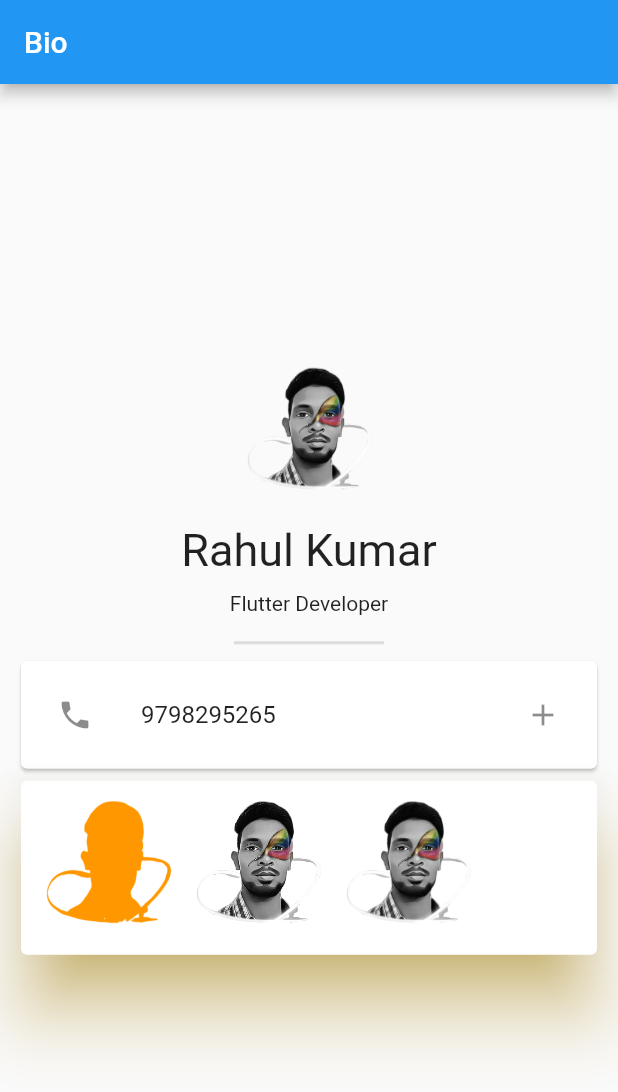
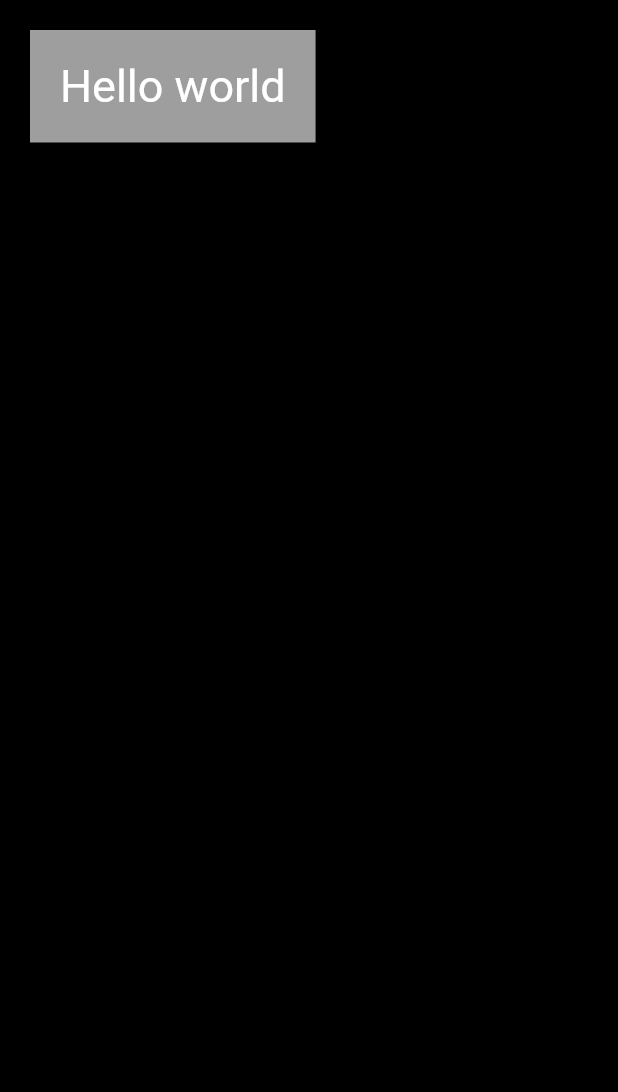
Before and after one commit to Rahullkumr/Flutter-Prac, a Flutter app: the screen it shows after launch, on a phone screen of 412 x 824 dp. Shown: the top 1092 px of the screen. Run offline on Flutter 3.47's test engine with Material 2 defaults, Android fonts, the phone set to English and light mode, and no system bars.

Commit message:
exploring Container widget

```diff
--- a/lib/main.dart
+++ b/lib/main.dart
@@ -1,93 +1,23 @@
 import 'package:flutter/material.dart';
 
-void main() {
-  runApp(
-    const MyApp(),
-  );
-}
+void main() => runApp(const MyApp());
 
 class MyApp extends StatelessWidget {
   const MyApp({super.key});
 
   @override
   Widget build(BuildContext context) {
-    return SafeArea(
-      child: MaterialApp(
-        home: Scaffold(
-          appBar: AppBar(
-            title: const Text('Bio'),
-          ),
-          body: const Padding(
-            padding: EdgeInsets.all(10.0),
-            child: Column(
-              mainAxisAlignment: MainAxisAlignment.center,
-              children: [
-                CircleAvatar(
-                  backgroundColor: Colors.transparent,
-                  radius: 50,
-                  backgroundImage: AssetImage('images/me.png'),
-                ),
-                SizedBox(
-                  height: 10,
-                ),
-                Text(
-                  "Rahul Kumar",
-                  style: TextStyle(
-                    fontSize: 30,
-                  ),
-                ),
-                SizedBox(
-                  height: 10,
-                ),
-                Text("Flutter Developer"),
-                SizedBox(
-                  height: 10,
-                ),
-                SizedBox(
-                  width: 100,
-                  child: Divider(
-                    thickness: 2,
-                  ),
-                ),
-                Card(
-                  child: Padding(
-                    padding: EdgeInsets.all(8.0),
-                    child: ListTile(
-                      leading: Icon(Icons.phone),
-                      title: Text('9798295265'),
-                      trailing: Icon(Icons.add),
-                    ),
-                  ),
-                ),
-                Card(
-                  elevation: 20,
-                  shadowColor: Colors.amber,
-                  child: Padding(
-                    padding: EdgeInsets.all(8.0),
-                    child: Row(
-                      children: [
-                        Image(
-                          color: Colors.orange,
-                          height: 100,
-                          width: 100,
-                          image: AssetImage('images/me.png'),
-                        ),
-                        Image(centerSlice: Rect.largest,
-                          height: 100,
-                          width: 100,
-                          image: AssetImage('images/me.png'),
-                        ),
-                        Image(
-                          height: 100,
-                          width: 100,
-                          image: AssetImage('images/me.png'),
-                        ),
-                      ],
-                    ),
-                  ),
-                ),
-              ],
-            ),
+    return MaterialApp(
+      home: Scaffold(
+        backgroundColor: Colors.black,
+        body: Container(
+          color: Colors.grey,
+          margin: const EdgeInsets.all(20),
+          padding: const EdgeInsets.all(20),
+          child: const Text(
+            'Hello world',
+            style: TextStyle(color: Colors.white,
+            fontSize: 30,),
           ),
         ),
       ),
```
